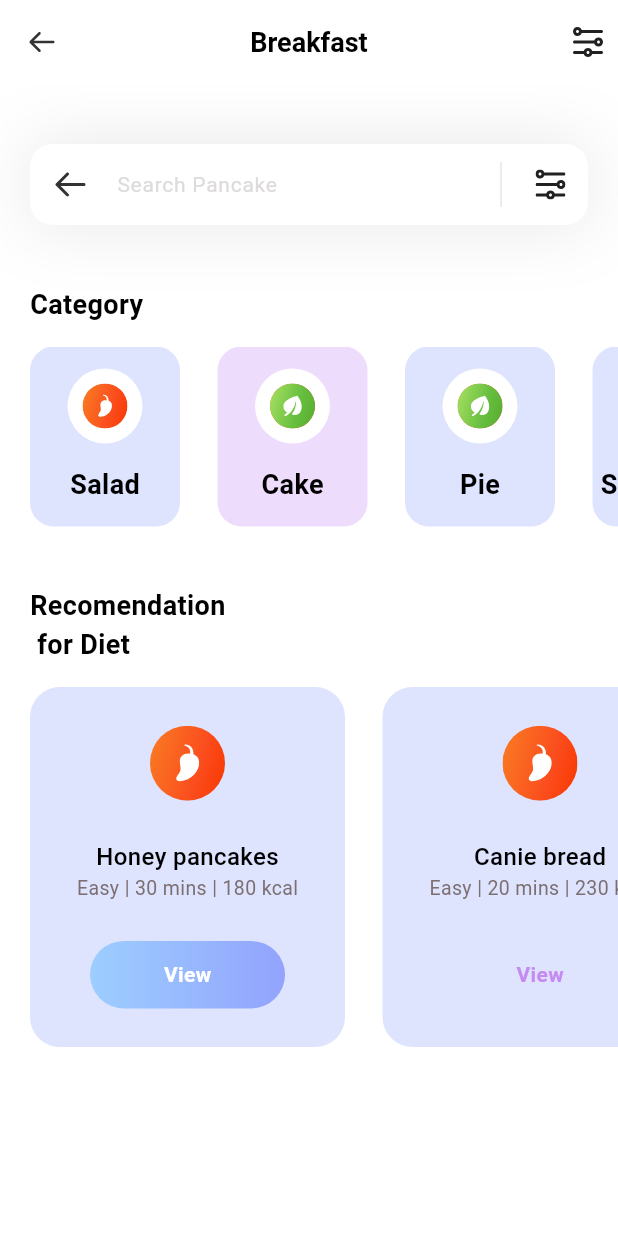
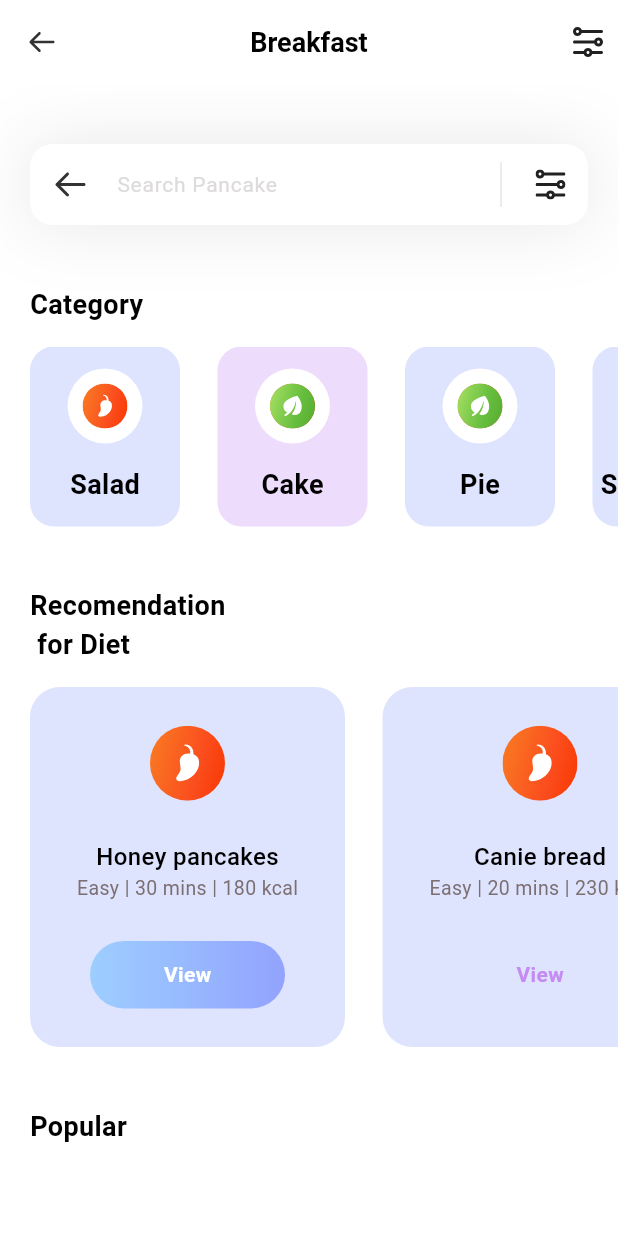
Before and after one commit to Avdors/fitness, a Flutter app: the screen it shows after launch, on a phone screen of 412 x 824 dp. Run offline on Flutter 3.47's test engine with Material 3 defaults, Android fonts, the phone set to English and light mode, and no system bars; our stand-ins replace flutter_svg; Roboto replaces fonts that are missing (poppins).

Commit message:
popular ui

```diff
--- a/lib/pages/home.dart
+++ b/lib/pages/home.dart
@@ -1,5 +1,6 @@
 import 'package:fitness/models/category_model.dart';
 import 'package:fitness/models/diet_model.dart';
+import 'package:fitness/models/popular_model.dart';
 import 'package:flutter/material.dart';
 import 'package:flutter_svg/flutter_svg.dart';
 
@@ -15,10 +16,14 @@ class _HomePageState extends State<HomePage> {
   List<CategoryModel> categories = [];
  // назначаем переменную для хранения списка категорий
  List<DietModel> diets = []; // назначаем переменную для хранения списка диет
+ List<PopularDietModel> popularDiets = []; // получаем список популярных диет
   void _getCategories() {
     categories = CategoryModel.getCategories(); // вызываем метод getCategories из модели CategoryModel
   }
 
+  void _getPopularDiets() {
+    popularDiets = PopularDietModel.getPopularDiets(); // вызываем метод getPopularDiets из модели PopularDietModel
+  }
   void _getDiets() {
     diets = DietModel.getDiets(); // вызываем метод getCategories из модели CategoryModel
   }
@@ -26,6 +31,7 @@ class _HomePageState extends State<HomePage> {
   void _getInitialInfo(){
     _getCategories(); // вызываем метод getCategories для получения списка категорий
     _getDiets(); // вызываем метод getDiets для получения списка диет
+    _getPopularDiets(); // вызываем метод getPopularDiets для получения списка популярных
   }
 
   @override
@@ -36,18 +42,36 @@ class _HomePageState extends State<HomePage> {
 
   @override
   Widget build(BuildContext context) {
-    _getInitialInfo(); // обновляем список категорий при каждом построении виджета и список диет
+    initState(); // обновляем список категорий при каждом построении виджета и список диет
     return Scaffold(
       appBar: appBar(), // используем метод appBar для создания AppBar
       backgroundColor: Colors.white, // цвет фона страницы в каркассе
-      body: Column(
-        crossAxisAlignment: CrossAxisAlignment.start, // выравнивание по левому краю
+      body: ListView(
+        //crossAxisAlignment: CrossAxisAlignment.start, // выравнивание по левому краю
         children: [  // основной контент страницы
         _searchField(),
         SizedBox(height: 40), // отступ между полем поиска и заголовком
         _categorySection(categories: categories), // секция с категориями
         SizedBox(height: 40,),
         _dietSection(diets: diets),
+        SizedBox(height: 40,),
+        Column(
+          crossAxisAlignment: CrossAxisAlignment.start, // выравнивание по левому краю
+          children: [ // секция с популярными диетами
+            Padding(
+              padding: const EdgeInsets.only(left: 20),
+              child: Text(
+                'Popular', // заголовок секции
+                style: TextStyle( // стиль заголовка
+                  fontSize: 18, // размер шрифта
+                  fontWeight: FontWeight.w600, // жирный шрифт
+                  color: Colors.black // цвет шрифта
+                )
+              ),
+            ),
+          ],
+        ),
+        SizedBox(height: 40), // отступ между заголовком и секцией с популярными диетами
         ],
       ),
     );
```
